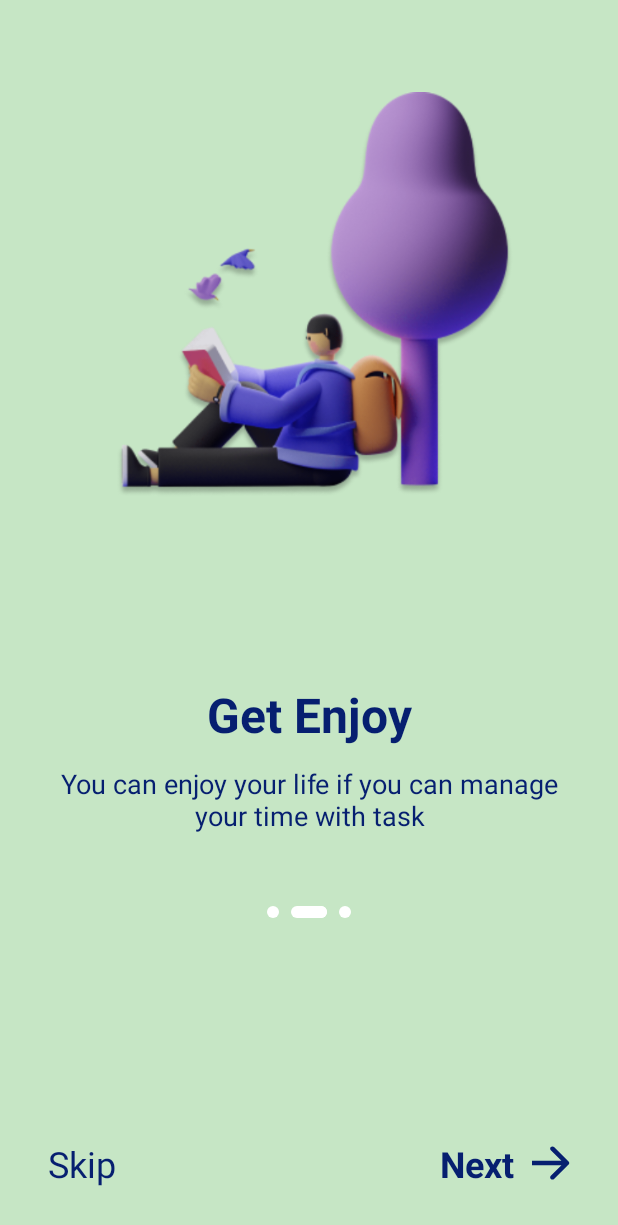
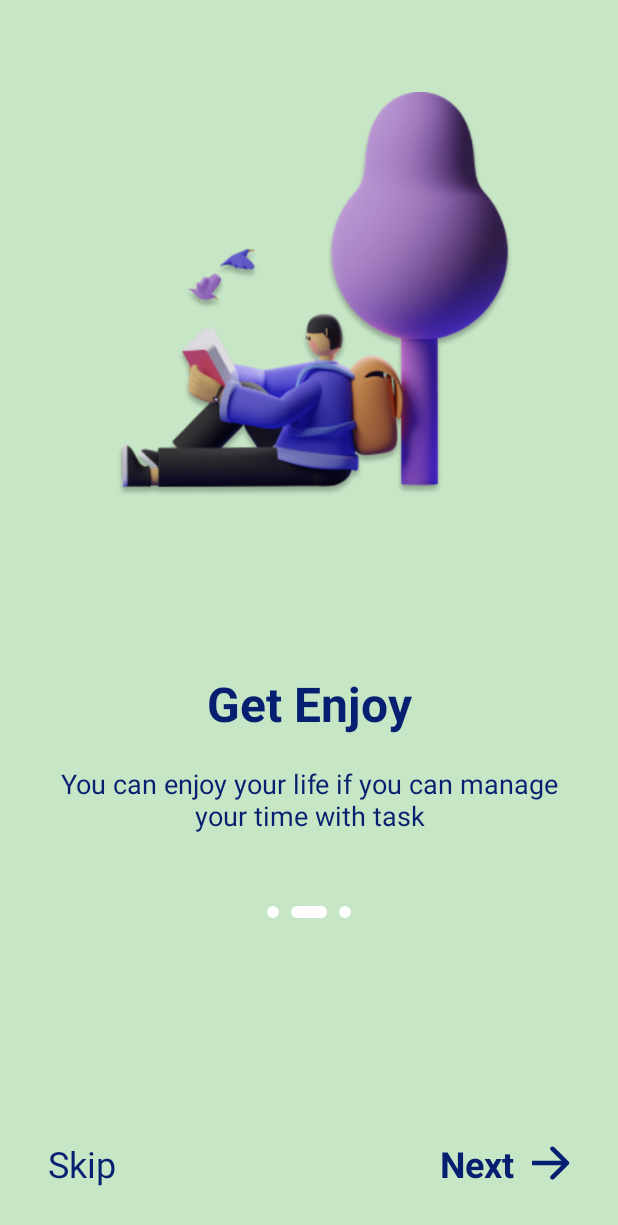
Before and after one commit to galihif/TaskMaster, an Android app: the Intro2Activity screen opened directly, with no data from a screen before it, on a phone screen of 412 x 824 dp. Shown: the top 1225 px of the screen. Run offline under Robolectric (Android 15) with nearby library versions, the phone set to English and light mode, and no system bars.

Commit message:
adjust intro constraint

```diff
--- a/app/src/main/res/layout/activity_intro1.xml
+++ b/app/src/main/res/layout/activity_intro1.xml
@@ -27,7 +27,8 @@
         android:textStyle="bold"
         app:layout_constraintBottom_toTopOf="@+id/textView3"
         app:layout_constraintEnd_toEndOf="parent"
-        app:layout_constraintStart_toStartOf="parent" />
+        app:layout_constraintStart_toStartOf="parent"
+        app:layout_constraintTop_toBottomOf="@+id/imageView" />
 
     <TextView
         android:id="@+id/textView3"
--- a/app/src/main/res/layout/activity_intro2.xml
+++ b/app/src/main/res/layout/activity_intro2.xml
@@ -20,6 +20,7 @@
     <TextView
         android:layout_width="wrap_content"
         android:layout_height="wrap_content"
+        android:layout_marginTop="25dp"
         android:layout_marginBottom="12dp"
         android:text="@string/intro2_title"
         android:textColor="@color/blue_500"
@@ -27,7 +28,8 @@
         android:textStyle="bold"
         app:layout_constraintBottom_toTopOf="@+id/textView3"
         app:layout_constraintEnd_toEndOf="parent"
-        app:layout_constraintStart_toStartOf="parent" />
+        app:layout_constraintStart_toStartOf="parent"
+        app:layout_constraintTop_toBottomOf="@+id/imageView" />
 
     <TextView
         android:id="@+id/textView3"
--- a/app/src/main/res/layout/activity_intro3.xml
+++ b/app/src/main/res/layout/activity_intro3.xml
@@ -28,7 +28,8 @@
         android:textStyle="bold"
         app:layout_constraintBottom_toTopOf="@+id/textView3"
         app:layout_constraintEnd_toEndOf="parent"
-        app:layout_constraintStart_toStartOf="parent" />
+        app:layout_constraintStart_toStartOf="parent"
+        app:layout_constraintTop_toBottomOf="@+id/imageView" />
 
     <TextView
         android:id="@+id/textView3"
```
